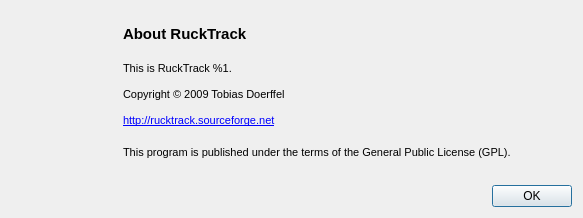
Above: forms/AboutDialog.ui from tobydox/rucktrack before the change. Below: the same form after it.
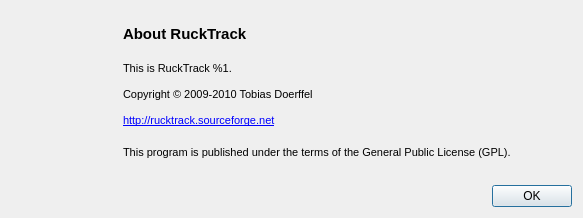
That is the form after the change. Icons and pictures are not drawn.

Commit message:
Extended copyright
Extended copyright to 2010 where neccessary.

The edit to the form file:
```diff
--- a/forms/AboutDialog.ui
+++ b/forms/AboutDialog.ui
@@ -96,7 +96,7 @@
 &lt;/style&gt;&lt;/head&gt;&lt;body style=&quot; font-family:'Linux Biolinum O'; font-size:12pt; font-weight:400; font-style:normal;&quot;&gt;
 &lt;p style=&quot; margin-top:0px; margin-bottom:0px; margin-left:0px; margin-right:0px; -qt-block-indent:0; text-indent:0px;&quot;&gt;&lt;span style=&quot; font-family:'MS Shell Dlg 2'; font-size:8pt;&quot;&gt;This is RuckTrack %1.&lt;/span&gt;&lt;/p&gt;
 &lt;p style=&quot;-qt-paragraph-type:empty; margin-top:0px; margin-bottom:0px; margin-left:0px; margin-right:0px; -qt-block-indent:0; text-indent:0px; font-family:'MS Shell Dlg 2'; font-size:8pt;&quot;&gt;&lt;/p&gt;
-&lt;p style=&quot; margin-top:0px; margin-bottom:0px; margin-left:0px; margin-right:0px; -qt-block-indent:0; text-indent:0px;&quot;&gt;&lt;span style=&quot; font-family:'MS Shell Dlg 2'; font-size:8pt;&quot;&gt;Copyright © 2009 Tobias Doerffel&lt;/span&gt;&lt;/p&gt;
+&lt;p style=&quot; margin-top:0px; margin-bottom:0px; margin-left:0px; margin-right:0px; -qt-block-indent:0; text-indent:0px;&quot;&gt;&lt;span style=&quot; font-family:'MS Shell Dlg 2'; font-size:8pt;&quot;&gt;Copyright © 2009-2010 Tobias Doerffel&lt;/span&gt;&lt;/p&gt;
 &lt;p style=&quot;-qt-paragraph-type:empty; margin-top:0px; margin-bottom:0px; margin-left:0px; margin-right:0px; -qt-block-indent:0; text-indent:0px; font-family:'MS Shell Dlg 2'; font-size:8pt;&quot;&gt;&lt;/p&gt;
 &lt;p style=&quot; margin-top:0px; margin-bottom:0px; margin-left:0px; margin-right:0px; -qt-block-indent:0; text-indent:0px;&quot;&gt;&lt;a href=&quot;http://qmodbus.sourceforge.net
 &quot;&gt;&lt;span style=&quot; font-family:'MS Shell Dlg 2'; font-size:8pt; text-decoration: underline; color:#0000ff;&quot;&gt;http://rucktrack.sourceforge.net&lt;/span&gt;&lt;/a&gt;&lt;/p&gt;
```
The commit also changes 2 other files.
